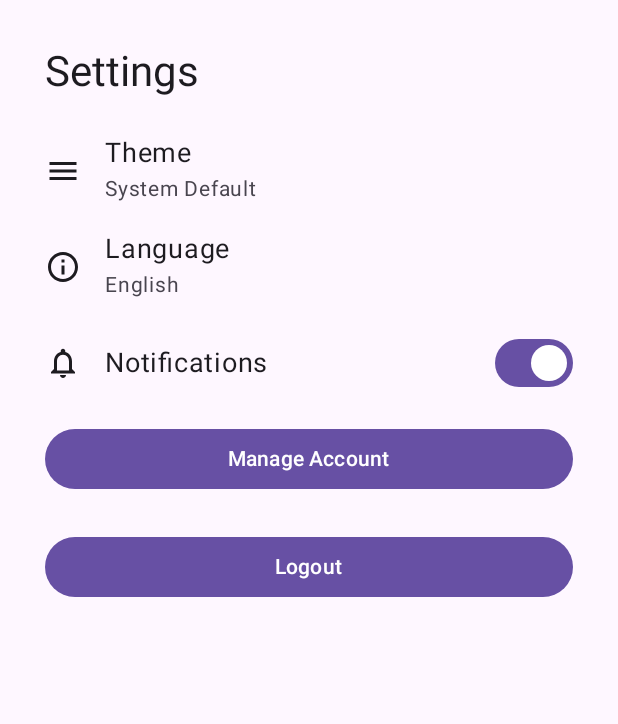
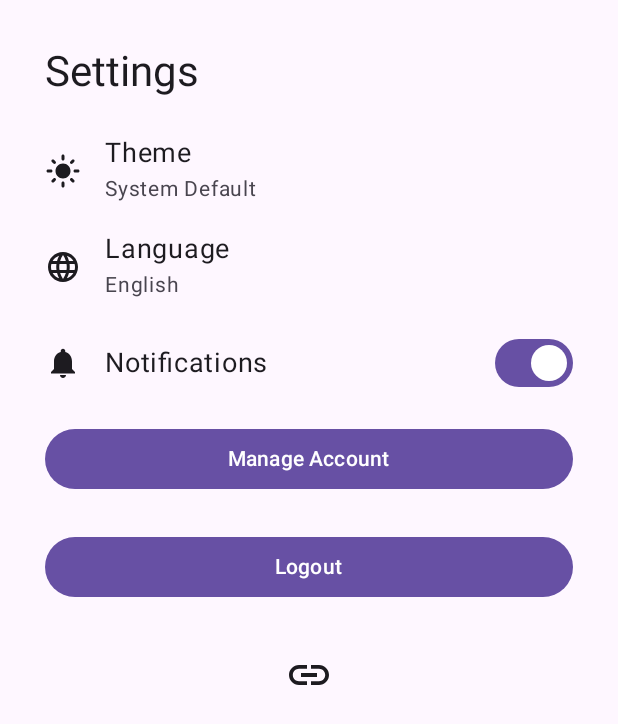
Before and after one commit to mohammedzineddine/JobLink_Dz, an Android app built with Jetpack Compose: the screen it shows after launch (MainActivity), after a tap on "Settings", on a phone screen of 412 x 824 dp. Shown: the top 724 px of the screen. Run offline under Robolectric (Android 15) with nearby library versions, the phone set to English and light mode, and no system bars; our stand-ins replace Firebase (no records; nobody signed in at launch, a user with empty details on screens opened directly), Voyager.

Commit message:
Latest Modification

```diff
--- a/app/src/main/java/com/example/localjobs/MainActivity.kt
+++ b/app/src/main/java/com/example/localjobs/MainActivity.kt
@@ -5,17 +5,22 @@ import androidx.activity.ComponentActivity
 import androidx.activity.compose.setContent
 import androidx.activity.enableEdgeToEdge
 import androidx.compose.foundation.isSystemInDarkTheme
-import androidx.compose.foundation.layout.*
-import androidx.compose.material3.*
+import androidx.compose.foundation.layout.fillMaxSize
+import androidx.compose.foundation.layout.padding
+import androidx.compose.material3.MaterialTheme
+import androidx.compose.material3.Scaffold
+import androidx.compose.material3.darkColorScheme
+import androidx.compose.material3.lightColorScheme
 import androidx.compose.runtime.collectAsState
 import androidx.compose.runtime.getValue
 import androidx.compose.ui.Modifier
+import cafe.adriel.voyager.navigator.Navigator
 import com.example.localjobs.pref.PreferencesManager
 import com.example.localjobs.pref.SettingPreferences
+import com.example.localjobs.screen.splashScreen
+
+import com.example.localjobs.screen.user.HomeScreen
 import com.google.firebase.auth.FirebaseAuth
-import cafe.adriel.voyager.navigator.Navigator
-import com.example.localjobs.screens.SplashScreen
-import com.example.localjobs.screens.user.HomeScreen
 import org.koin.java.KoinJavaComponent.inject as koinInject
 
 class MainActivity : ComponentActivity() {
@@ -48,7 +53,7 @@ class MainActivity : ComponentActivity() {
                     Navigator(
                         screen = when {
                             user != null -> {
-                                // If the Firebase user is logged in, navigate to the Home Screen
+                                // If the Firebase user is logged in, navigate to the Home screen
                                 HomeScreen()
                             }
                             isLoggedIn -> {
@@ -56,8 +61,8 @@ class MainActivity : ComponentActivity() {
                                 HomeScreen()
                             }
                             else -> {
-                                // If the user is not logged in, navigate to the Login Screen
-                                SplashScreen()
+                                // If the user is not logged in, navigate to the Login screen
+                                splashScreen()
                             }
                         }
                     )
--- a/app/src/main/java/com/example/localjobs/MyApp.kt
+++ b/app/src/main/java/com/example/localjobs/MyApp.kt
@@ -15,7 +15,6 @@ class MyApp : Application() {
             modules(
                 listOf(appModule, firebaseModule),
             )
-
         }
     }
 }
--- a/app/src/main/java/com/example/localjobs/screens/SettingsScreen.kt
+++ b/app/src/main/java/com/example/localjobs/screen/SettingsScreen.kt
@@ -1,9 +1,12 @@
 package com.example.localjobs.Screens
 
+import android.app.Activity
 import android.content.Context
 import android.content.Intent
 import android.content.res.Configuration
+import android.net.Uri
 import androidx.compose.foundation.clickable
+import androidx.compose.foundation.layout.Arrangement
 import androidx.compose.foundation.layout.Column
 import androidx.compose.foundation.layout.Row
 import androidx.compose.foundation.layout.Spacer
@@ -13,9 +16,10 @@ import androidx.compose.foundation.layout.padding
 import androidx.compose.foundation.layout.size
 import androidx.compose.foundation.layout.width
 import androidx.compose.material.icons.Icons
-import androidx.compose.material.icons.outlined.Info
-import androidx.compose.material.icons.outlined.Menu
-import androidx.compose.material.icons.outlined.Notifications
+import androidx.compose.material.icons.filled.Language
+import androidx.compose.material.icons.filled.LightMode
+import androidx.compose.material.icons.filled.Link
+import androidx.compose.material.icons.filled.Notifications
 import androidx.compose.material3.Button
 import androidx.compose.material3.Icon
 import androidx.compose.material3.MaterialTheme
@@ -33,14 +37,13 @@ import androidx.compose.ui.unit.dp
 import androidx.compose.ui.unit.sp
 import cafe.adriel.voyager.core.screen.Screen
 import cafe.adriel.voyager.navigator.LocalNavigator
+import com.example.localjobs.screen.RegisterLoginScreen
 import com.example.localjobs.pref.PreferencesManager
 import com.example.localjobs.pref.SettingPreferences
-import com.example.localjobs.screens.IntroScreen
 import com.google.firebase.auth.FirebaseAuth
 import kotlinx.coroutines.launch
 import org.koin.compose.koinInject
 import java.util.Locale
-
 
 class SettingsScreen : Screen {
 
@@ -82,15 +85,15 @@ class SettingsScreen : Screen {
                 // Sign out the user
                 firebaseAuth.signOut()
                 // Navigate to login screen after logout
-                navigator?.push(IntroScreen()) // Assuming you have UserLoginScreen
+                navigator?.push(RegisterLoginScreen())
             }
         )
     }
 
     private fun updateLocale(context: Context, language: String) {
         val locale = when (language) {
-            "Arabic" -> Locale("values-ar-DZ")
-            "French" -> Locale("values-fr-FR")
+            "Arabic" -> Locale("ar")
+            "French" -> Locale("fr")
             else -> Locale("en") // Default to English
         }
 
@@ -98,14 +101,15 @@ class SettingsScreen : Screen {
         val config = Configuration(context.resources.configuration)
         config.setLocale(locale)
 
-        // Update the locale using createConfigurationContext
-        context.createConfigurationContext(config)
+        // Update the configuration for the context
+        context.resources.updateConfiguration(config, context.resources.displayMetrics)
     }
 
     private fun restartActivity(context: Context) {
-        val intent = context.packageManager.getLaunchIntentForPackage(context.packageName)
-        intent?.addFlags(Intent.FLAG_ACTIVITY_CLEAR_TOP)
+        val intent = Intent(context, SettingsScreen::class.java)
+        intent.addFlags(Intent.FLAG_ACTIVITY_CLEAR_TOP or Intent.FLAG_ACTIVITY_NEW_TASK)
         context.startActivity(intent)
+        (context as? Activity)?.finish() // Finish the current activity
     }
 }
 
@@ -115,8 +119,10 @@ fun SettingsContent(
     onThemeChange: (String) -> Unit,
     onLanguageChange: (String) -> Unit,
     onNotificationsToggle: (Boolean) -> Unit,
-    onLogout: () -> Unit // New logout callback
+    onLogout: () -> Unit
 ) {
+    val context = LocalContext.current
+
     Column(
         modifier = Modifier
             .fillMaxSize()
@@ -130,7 +136,7 @@ fun SettingsContent(
 
         // Theme Selection
         SettingsOption(
-            icon = Icons.Outlined.Menu,
+            icon = Icons.Filled.LightMode,
             title = "Theme",
             value = settingPreferences.theme,
             onClick = {
@@ -145,7 +151,7 @@ fun SettingsContent(
 
         // Language Selection
         SettingsOption(
-            icon = Icons.Outlined.Info,
+            icon = Icons.Filled.Language,
             title = "Language",
             value = settingPreferences.language,
             onClick = {
@@ -166,7 +172,7 @@ fun SettingsContent(
             verticalAlignment = Alignment.CenterVertically
         ) {
             Icon(
-                imageVector = Icons.Outlined.Notifications,
+                imageVector = Icons.Filled.Notifications,
                 contentDescription = "Notifications",
                 modifier = Modifier.size(24.dp)
             )
@@ -194,12 +200,32 @@ fun SettingsContent(
 
         // Logout Button
         Button(
-            onClick = onLogout, // Logout logic
+            onClick = onLogout,
             modifier = Modifier
                 .fillMaxWidth()
                 .padding(vertical = 16.dp)
         ) {
             Text("Logout")
+        }
+
+        // GitHub Icon with Link (below Logout button)
+        Row(
+            modifier = Modifier
+                .fillMaxWidth()
+                .padding(vertical = 16.dp),
+            horizontalArrangement = Arrangement.Center
+        ) {
+            Icon(
+                imageVector = Icons.Filled.Link,
+                contentDescription = "GitHub",
+                modifier = Modifier
+                    .size(32.dp)
+                    .clickable {
+                        // Open GitHub link in browser
+                        val intent = Intent(Intent.ACTION_VIEW, Uri.parse("https://github.com/mohammedzineddine"))
+                        context.startActivity(intent)
+                    }
+            )
         }
     }
 }
--- a/app/src/main/java/com/example/localjobs/screens/IntroScreen.kt
+++ b/app/src/main/java/com/example/localjobs/screen/introScreen.kt
@@ -1,4 +1,4 @@
-package com.example.localjobs.screens
+package com.example.localjobs.screen
 
 import androidx.activity.compose.BackHandler
 import androidx.compose.foundation.Image
@@ -32,7 +32,7 @@ import cafe.adriel.voyager.navigator.currentOrThrow
 import com.example.localjobs.R
 import com.example.localjobs.Screens.SettingsScreen
 
-class IntroScreen : Screen {
+class introScreen : Screen {
 
     @Composable
     override fun Content() {
--- a/app/src/main/java/com/example/localjobs/screens/SplashScreen.kt
+++ b/app/src/main/java/com/example/localjobs/screen/splashScreen.kt
@@ -1,7 +1,9 @@
-package com.example.localjobs.screens
+package com.example.localjobs.screen
 
 import androidx.compose.foundation.Image
-import androidx.compose.foundation.layout.*
+import androidx.compose.foundation.layout.Arrangement
+import androidx.compose.foundation.layout.Column
+import androidx.compose.foundation.layout.fillMaxSize
 import androidx.compose.material3.MaterialTheme
 import androidx.compose.material3.Surface
 import androidx.compose.runtime.Composable
@@ -11,11 +13,11 @@ import androidx.compose.ui.Modifier
 import androidx.compose.ui.res.painterResource
 import cafe.adriel.voyager.core.screen.Screen
 import cafe.adriel.voyager.navigator.LocalNavigator
-import kotlinx.coroutines.delay
 import cafe.adriel.voyager.navigator.currentOrThrow
 import com.example.localjobs.R
+import kotlinx.coroutines.delay
 
-class SplashScreen : Screen {
+class splashScreen : Screen {
 
     @Composable
     override fun Content() {
@@ -37,10 +39,10 @@ class SplashScreen : Screen {
                 )
             }
 
-            // Navigate to IntroScreen after a delay
+            // Navigate to introScreen after a delay
             LaunchedEffect (Unit) {
                 delay(2000) // 2-second delay
-                navigator.push(IntroScreen())
+                navigator.push(introScreen())
             }
         }
     }
--- a/app/src/main/java/com/example/localjobs/screens/technician/TechLoginScreen.kt
+++ b/app/src/main/java/com/example/localjobs/screen/technician/TechLoginScreen.kt
@@ -1,4 +1,4 @@
-package com.example.localjobs.screens.technician
+package com.example.localjobs.screen.technician
 
 import androidx.compose.foundation.Image
 import androidx.compose.foundation.clickable
@@ -31,7 +31,7 @@ import cafe.adriel.voyager.core.screen.Screen
 import cafe.adriel.voyager.navigator.LocalNavigator
 import cafe.adriel.voyager.navigator.currentOrThrow
 import com.example.localjobs.R
-import com.example.localjobs.screens.user.UserLoginScreen
+import com.example.localjobs.screen.user.UserLoginScreen
 
 class TechLoginScreen : Screen {
 
--- a/app/src/main/java/com/example/localjobs/screens/technician/TechRegisterScreen.kt
+++ b/app/src/main/java/com/example/localjobs/screen/technician/TechRegisterScreen.kt
@@ -1,4 +1,4 @@
-package com.example.localjobs.screens.technician
+package com.example.localjobs.screen.technician
 
 import androidx.compose.animation.AnimatedVisibility
 import androidx.compose.foundation.Image
--- a/app/src/main/java/com/example/localjobs/screens/user/ServicesScreen.kt
+++ b/app/src/main/java/com/example/localjobs/screen/user/ServicesScreen.kt
@@ -1,5 +1,5 @@
 
-package com.example.localjobs.screens.user
+package com.example.localjobs.screen.user
 
 
 import androidx.compose.foundation.Image
@@ -12,7 +12,7 @@ import androidx.compose.foundation.layout.size
 import androidx.compose.foundation.layout.width
 import androidx.compose.foundation.lazy.LazyColumn
 import androidx.compose.foundation.lazy.items
-import androidx.compose.material.icons.filled.MyLocation
+import androidx.compose.material.icons.filled.Map
 import androidx.compose.material3.Card
 import androidx.compose.material3.ExperimentalMaterial3Api
 import androidx.compose.material3.Icon
@@ -99,7 +99,7 @@ fun DashboardTopBar(onSettingsClick: () -> Unit, onMapClick: () -> Unit) {
             // Map Icon
             IconButton(onClick = onMapClick) {
                 Icon(
-                    imageVector = androidx.compose.material.icons.Icons.Default.MyLocation,
+                    imageVector = androidx.compose.material.icons.Icons.Filled.Map,
                     contentDescription = "Current Location"
                 )
             }
--- a/app/src/main/java/com/example/localjobs/screens/user/UserJobDetailsScreen.kt
+++ b/app/src/main/java/com/example/localjobs/screen/user/UserJobDetailsScreen.kt
@@ -1,4 +1,4 @@
-package com.example.localjobs.screens.user
+package com.example.localjobs.screen.user
 
 
 
--- a/app/src/main/java/com/example/localjobs/screens/user/UserRegisterScreen.kt
+++ b/app/src/main/java/com/example/localjobs/screen/user/UserRegisterScreen.kt
@@ -1,4 +1,4 @@
-package com.example.localjobs.screens.user
+package com.example.localjobs.screen.user
 
 import androidx.compose.foundation.Image
 import androidx.compose.foundation.clickable
--- a/gradle/libs.versions.toml
+++ b/gradle/libs.versions.toml
@@ -9,9 +9,9 @@ junit = "4.13.2"
 junitVersion = "1.2.1"
 espressoCore = "3.6.1"
 lifecycleRuntimeKtx = "2.8.7"
-activityCompose = "1.9.3"
-composeBom = "2024.04.01"
-navigationCommonKtx = "2.8.4"
+activityCompose = "1.10.0"
+composeBom = "2025.01.00"
+navigationCommonKtx = "2.8.5"
 googleGmsGoogleServices = "4.4.2"
 firebaseAuth = "23.1.0"
 annotations = "15.0"
```
Also changed, not shown: app/build.gradle.kts (+8 -3 lines), app/src/main/AndroidManifest.xml (+12 -2 lines), app/src/main/java/com/example/localjobs/screen/RegisterLoginScreen.kt (renamed from app/src/main/java/com/example/localjobs/screens/RegisterLoginScreen.kt, +7 -7 lines), app/src/main/java/com/example/localjobs/screen/user/HomeScreen.kt (renamed from app/src/main/java/com/example/localjobs/screens/user/HomeScreen.kt, +6 -6 lines), app/src/main/java/com/example/localjobs/screen/user/MapScreen.kt (renamed from app/src/main/java/com/example/localjobs/screens/user/MapScreen.kt, +24 -6 lines), app/src/main/java/com/example/localjobs/screen/user/ProfileSettingsScreen.kt (renamed from app/src/main/java/com/example/localjobs/screens/user/ProfileSettingsScreen.kt, +3 -5 lines), app/src/main/java/com/example/localjobs/screen/user/UserLoginScreen.kt (renamed from app/src/main/java/com/example/localjobs/screens/user/UserLoginScreen.kt, +4 -4 lines), app/src/main/res/drawable/univlogo.png (added).
